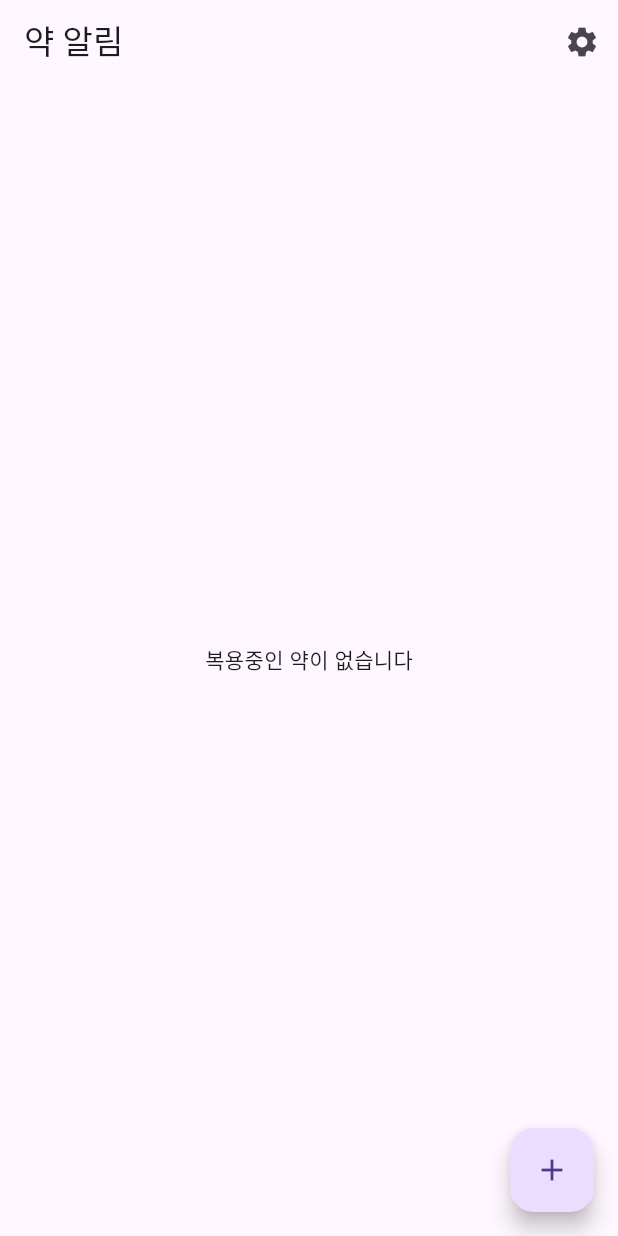
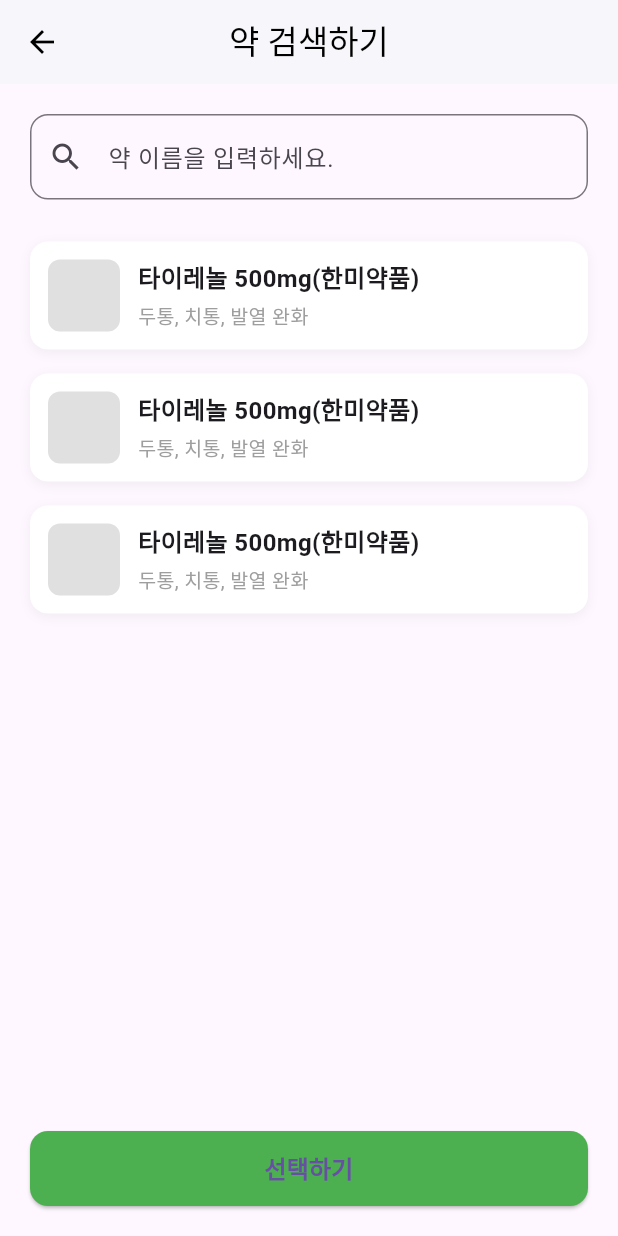
Before and after one commit to HLuKing/pilltime, a Flutter app: the screen it shows after launch, on a phone screen of 412 x 824 dp. Run offline on Flutter 3.47's test engine with Material 3 defaults, Android fonts, the phone set to English and light mode, and no system bars; Roboto replaces fonts that are missing (Pretendard).

Commit message:
메인화면, 약추가화면, 약검색화면 UI 틀 구현

```diff
--- a/lib/main.dart
+++ b/lib/main.dart
@@ -1,5 +1,7 @@
 import 'package:flutter/material.dart';
 import 'screens/home_screen.dart';
+import 'screens/add_pill_screen.dart';
+import 'screens/search_pill_screen.dart';
 
 
 void main() {
@@ -18,7 +20,7 @@
         primarySwatch: Colors.green,
         fontFamily: 'Pretendard',
       ),
-      home: const HomeScreen(),
+      home: const SearchPillScreen(),
     );
   }
 }
--- /dev/null
+++ b/lib/screens/search_pill_screen.dart
@@ -0,0 +1,152 @@
+import 'package:flutter/material.dart';
+
+class SearchPillScreen extends StatefulWidget{
+  const SearchPillScreen({super.key});
+
+  @override
+  State<SearchPillScreen> createState() => _SearchPillScreenState();
+}
+class _SearchPillScreenState extends State<SearchPillScreen> {
+  int? selectedIndex;
+
+  @override
+  Widget build(BuildContext context) {
+    return Scaffold(
+      appBar: AppBar(
+        title: const Text('약 검색하기'),
+        leading: IconButton(
+          icon: const Icon(Icons.arrow_back),
+          onPressed: () => Navigator.pop(context),
+        ),
+        centerTitle: true,
+        backgroundColor: Colors.white,
+        foregroundColor: Colors.black,
+        elevation: 1,
+      ),
+      body: Column(
+        children: [
+          Padding(
+            padding: const EdgeInsets.all(20),
+            child: TextField(
+              decoration: InputDecoration(
+                hintText: '약 이름을 입력하세요.',
+                border: OutlineInputBorder(
+                  borderRadius: BorderRadius.circular(12),
+                ),
+                prefixIcon: const Icon(Icons.search),
+              ),
+            ),
+          ),                // TODO: 여기에 검색 결과 리스트 추가 예정
+          Expanded(
+            child: Padding(
+              padding: const EdgeInsets.symmetric(horizontal: 20),
+              child: ListView.builder(
+                itemCount: 3,
+                itemBuilder: (context, index) {
+                  return GestureDetector(
+                    onTap: () {
+                      setState(() {
+                        selectedIndex = index;
+                      });
+                    },
+                    child: Container(
+                      margin: const EdgeInsets.symmetric(vertical: 8),
+                      padding: const EdgeInsets.all(12),
+                      decoration: BoxDecoration(
+                        color: Colors.white,
+                        borderRadius: BorderRadius.circular(12),
+                        border: selectedIndex == index
+                            ? Border.all(color: Colors.green, width: 2)
+                            : null,
+                        boxShadow: [
+                          BoxShadow(
+                            color: Colors.black.withOpacity(0.05),
+                            blurRadius: 6,
+                            offset: const Offset(0, 2),
+                          ),
+                        ],
+                      ),
+                      child: Row(
+                        children: [
+                          //약 이미지(placeholder) + 체크 아이콘
+                          Container(
+                            width: 48,
+                            height: 48,
+                            decoration: BoxDecoration(
+                              color: Colors.grey.shade300,
+                              borderRadius: BorderRadius.circular(8),
+                            ),
+                            child: selectedIndex == index
+                                ? const Icon(Icons.check, color: Colors.white)
+                                : null,
+                          ),
+                          const SizedBox(width: 12),
+                          Expanded(
+                            child: Column(
+                              crossAxisAlignment: CrossAxisAlignment.start,
+                              children: const [
+                                Text(
+                                  '타이레놀 500mg(한미약품)',
+                                  style: TextStyle(
+                                    fontSize: 16,
+                                    fontWeight: FontWeight.bold,
+                                  ),
+                                ),
+                                SizedBox(height: 4),
+                                Text(
+                                  '두통, 치통, 발열 완화',
+                                  style: TextStyle(
+                                    color: Colors.grey,
+                                    fontSize: 13,
+                                  ),
+                                ),
+                              ],
+                            ),
+                          ),
+                        ],
+                      ),
+                    ),
+                  );
+                },
+              ),
+            ),
+          ),
+        ],
+      ),
+
+      bottomNavigationBar: Padding(
+        padding: const EdgeInsets.all(20),
+        child: SizedBox(
+          width: double.infinity,
+          height: 50,
+          child: ElevatedButton(
+            onPressed: () {
+              if (selectedIndex == null) {
+                ScaffoldMessenger.of(context).showSnackBar(
+                  const SnackBar(
+                    content: Text('약을 선택해주세요.'),
+                    duration: Duration(seconds: 2),
+                  ),
+                );
+              } else {
+                //선택된 약이 있을 경우
+                // TODO: 선택된 야긍ㄹ 저장하거나 메인으로 전달
+                Navigator.pop(context); // 또는
+              }
+            },
+            style: ElevatedButton.styleFrom(
+              backgroundColor: Colors.green,
+              shape: RoundedRectangleBorder(
+                borderRadius: BorderRadius.circular(12),
+              ),
+            ),
+            child: const Text(
+              '선택하기',
+              style: TextStyle(fontSize: 16, fontWeight: FontWeight.bold),
+            ),
+          ),
+        ),
+      ),
+    );
+  }
+}
```
Also changed, not shown: lib/screens/add_pill_screen.dart (+105 -2 lines), pubspec.lock, 125 other files.
